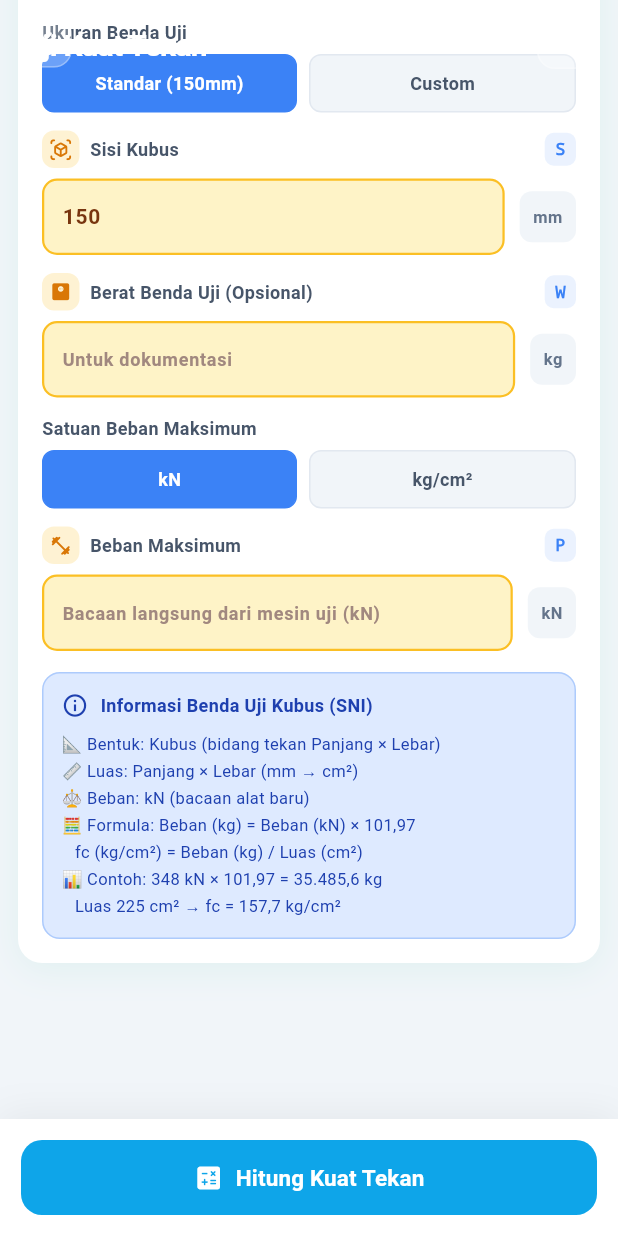
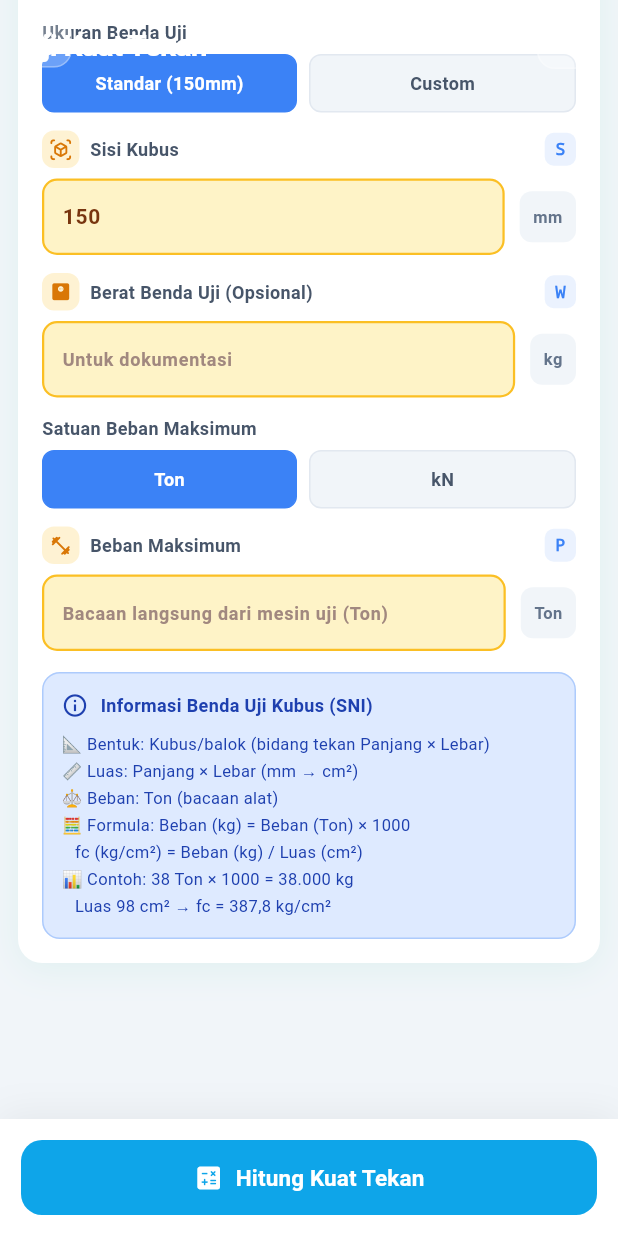
Before and after one commit to frimadi/SipiLAB, a Flutter app: the UjiKuatScreen screen opened by its route, scrolled down 1385 dp, on a phone screen of 412 x 824 dp. Run offline on Flutter 3.47's test engine with Material 3 defaults, Android fonts, the phone set to English and light mode, and no system bars; our stand-ins replace image_picker, pdf, share_plus, shared_preferences, sqflite; missing offline and left inert: excel; accounts and stored records are empty.

Commit message:
Add files via upload

```diff
--- a/lib/models/uji_kuat_result.dart
+++ b/lib/models/uji_kuat_result.dart
@@ -212,7 +212,7 @@ class UjiKuatData {
     this.tinggiKubus,
     this.diameter,
     required this.beban,
-    this.satuanBeban = 'kN',
+    this.satuanBeban = 'Ton',
     required this.tanggalPembuatan,
     required this.tanggalPengujian,
     required this.mutuBeton,
--- a/lib/screens/uji_kuat_screen.dart
+++ b/lib/screens/uji_kuat_screen.dart
@@ -33,7 +33,7 @@ class _UjiKuatScreenState extends State<UjiKuatScreen>
   final TextEditingController _tinggiKubusController = TextEditingController(text: '150');
 
 
-  String _satuanBebanKubus = 'kN';
+  String _satuanBebanKubus = 'Ton';
   bool _isDimensiKubusCustom = false;
 
 
@@ -279,8 +279,13 @@ class _UjiKuatScreenState extends State<UjiKuatScreen>
         });
 
         if (mounted) {
+          final double? fcUji = result.kuatTekanUmurUjiKgCm2;
+          final bool fcMencurigakan = _standarAcuan == 'SNI' &&
+              fcUji != null &&
+              (fcUji < 30 || fcUji > 1000);
           _showSuccessSnackBar(
             'Hasil berhasil disimpan!${_photoPaths.isNotEmpty ? ' (${_photoPaths.length} foto)' : ''}\nLihat di menu Laporan untuk export.'
+            '${fcMencurigakan ? '\n⚠️ Kuat tekan tidak wajar — periksa satuan beban (Ton/kN) dan dimensi.' : ''}'
           );
         }
       } catch (e) {
@@ -301,7 +306,7 @@ class _UjiKuatScreenState extends State<UjiKuatScreen>
       _lebarKubusController.text = '150';
       _tinggiKubusController.text = '150';
       _isDimensiKubusCustom = false;
-      _satuanBebanKubus = 'kN';
+      _satuanBebanKubus = 'Ton';
       _diameterController.clear();
       _tinggiController.clear();
       _bebanController.clear();
@@ -1539,11 +1544,11 @@ class _UjiKuatScreenState extends State<UjiKuatScreen>
 
         _buildToggleRow(
           label: 'Satuan Beban Maksimum',
-          options: const ['kN', 'kg/cm²'],
-          selectedIndex: _satuanBebanKubus == 'kN' ? 0 : 1,
+          options: const ['Ton', 'kN'],
+          selectedIndex: _satuanBebanKubus == 'Ton' ? 0 : 1,
           onSelected: (i) {
             setState(() {
-              _satuanBebanKubus = (i == 0) ? 'kN' : 'kg/cm²';
+              _satuanBebanKubus = (i == 0) ? 'Ton' : 'kN';
             });
           },
         ),
@@ -1555,10 +1560,25 @@ class _UjiKuatScreenState extends State<UjiKuatScreen>
           symbol: 'P',
           unit: _satuanBebanKubus,
           icon: Icons.fitness_center_rounded,
-          hint: _satuanBebanKubus == 'kN'
-              ? 'Bacaan langsung dari mesin uji (kN)'
-              : 'Bacaan langsung dari mesin uji (kg/cm²)',
-        ),
+          hint: 'Bacaan langsung dari mesin uji ($_satuanBebanKubus)',
+          onChanged: (_) => setState(() {}),
+        ),
+        Builder(builder: (context) {
+          final double? b = double.tryParse(_bebanController.text);
+          if (b == null || b <= 0) return const SizedBox.shrink();
+          final double kgf = _service.konversiBebanKeKgf(b, _satuanBebanKubus);
+          return Padding(
+            padding: const EdgeInsets.only(top: 6, left: 4),
+            child: Text(
+              '= ${kgf.toStringAsFixed(1)} kgf',
+              style: const TextStyle(
+                fontSize: 11,
+                fontWeight: FontWeight.w600,
+                color: Color(0xFF475569),
+              ),
+            ),
+          );
+        }),
         const SizedBox(height: 14),
 
 
@@ -1593,20 +1613,21 @@ class _UjiKuatScreenState extends State<UjiKuatScreen>
               ),
               const SizedBox(height: 8),
               Text(
-                _satuanBebanKubus == 'kN'
-                    ? '📐 Bentuk: Kubus (bidang tekan Panjang × Lebar)\n'
+                _satuanBebanKubus == 'Ton'
+                    ? '📐 Bentuk: Kubus/balok (bidang tekan Panjang × Lebar)\n'
                       '📏 Luas: Panjang × Lebar (mm → cm²)\n'
-                      '⚖️ Beban: kN (bacaan alat baru)\n'
+                      '⚖️ Beban: Ton (bacaan alat)\n'
+                      '🧮 Formula: Beban (kg) = Beban (Ton) × 1000\n'
+                      '   fc (kg/cm²) = Beban (kg) / Luas (cm²)\n'
+                      '📊 Contoh: 38 Ton × 1000 = 38.000 kg\n'
+                      '   Luas 98 cm² → fc = 387,8 kg/cm²'
+                    : '📐 Bentuk: Kubus/balok (bidang tekan Panjang × Lebar)\n'
+                      '📏 Luas: Panjang × Lebar (mm → cm²)\n'
+                      '⚖️ Beban: kN (bacaan alat)\n'
                       '🧮 Formula: Beban (kg) = Beban (kN) × 101,97\n'
                       '   fc (kg/cm²) = Beban (kg) / Luas (cm²)\n'
                       '📊 Contoh: 348 kN × 101,97 = 35.485,6 kg\n'
-                      '   Luas 225 cm² → fc = 157,7 kg/cm²'
-                    : '📐 Bentuk: Kubus (bidang tekan Panjang × Lebar)\n'
-                      '📏 Luas: Panjang × Lebar (mm → cm²)\n'
-                      '⚖️ Beban: kg/cm² (bacaan alat lama)\n'
-                      '🧮 Formula: fc = P / Luas\n'
-                      '📊 Contoh: P = 50.625 kg/cm², Luas = 225 cm²\n'
-                      '   → fc = 50.625 / 225 = 225 kg/cm²',
+                      '   Luas 225 cm² → fc = 157,7 kg/cm²',
                 style: const TextStyle(
                   fontSize: 11,
                   color: Color(0xFF1E40AF),
--- a/lib/services/unified_export_service.dart
+++ b/lib/services/unified_export_service.dart
@@ -1298,8 +1298,9 @@ class UnifiedExportService {
                 result.standarAcuan == 'SNI'
                     ? '• Standar: SNI 03-2847-2002 (Kubus 15×15×15 cm)\n'
                       '• Beton memenuhi syarat jika fc ≥ K yang disyaratkan\n'
-                      '• Input beban dalam kg/cm²\n'
-                      '• Formula: fc = Beban / Luas permukaan\n'
+                      '• Input beban dalam Ton atau kN (dikonversi ke kgf)\n'
+                      '• 1 Ton = 1000 kgf; 1 kN = 101,97 kgf\n'
+                      '• Formula: fc = Beban (kgf) / Luas bidang tekan (P × L)\n'
                       '• Konversi: 1 MPa = 10.197 kg/cm²'
                     : result.standarAcuan == 'BINA MARGA'
                         ? '• Standar: Spesifikasi Bina Marga 2018 Rev 2\n'
```
Also changed, not shown: lib/services/uji_kuat_service.dart (+21 -3 lines).
